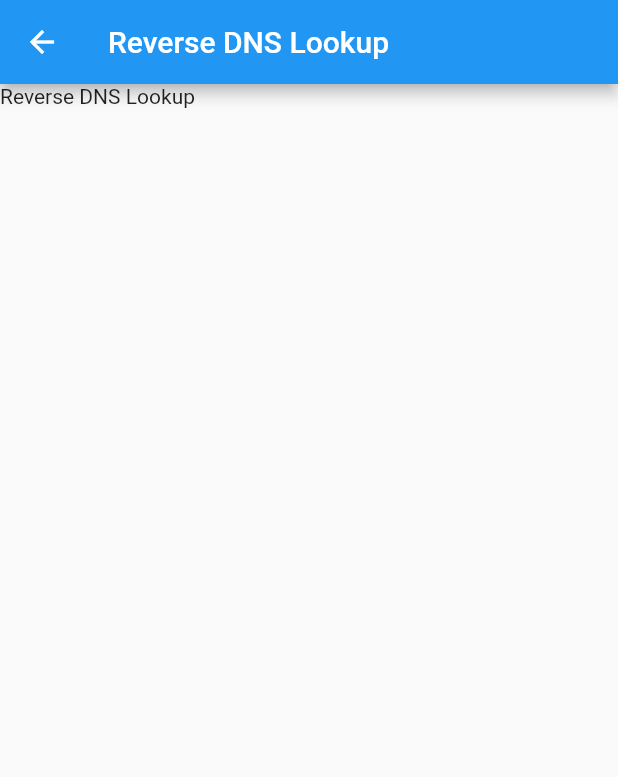
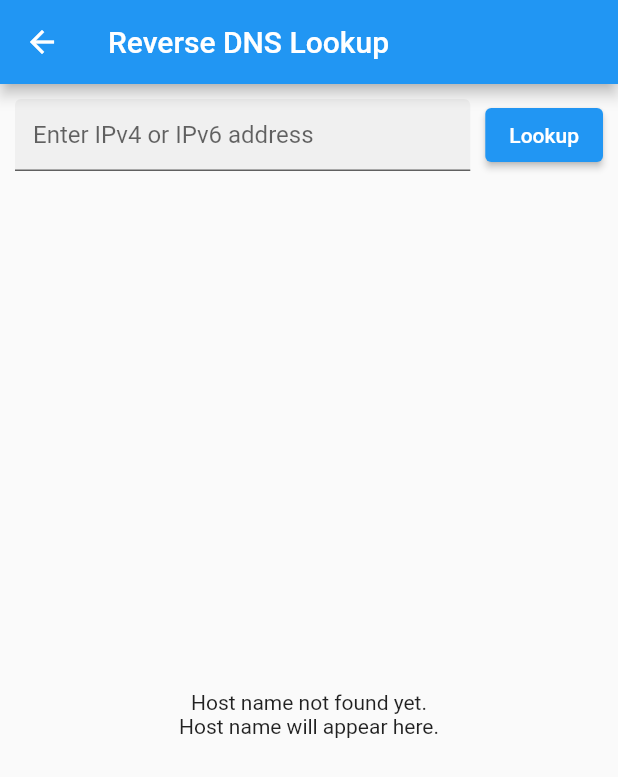
Before and after one commit to psheneetsa/netanalyzer, a Flutter app: the screen it shows after launch, after a tap on "Reverse Lookup", on a phone screen of 412 x 824 dp. Shown: the top 777 px of the screen. Run offline on Flutter 3.47's test engine with Material 2 defaults, Android fonts, the phone set to English and light mode, and no system bars; our stand-ins replace package_info_plus, permission_handler, shared_preferences; missing offline and left inert: network_info_plus.

Commit message:
Adding reverse dns page

```diff
--- a/lib/pages/dns/reverse_dns_page.dart
+++ b/lib/pages/dns/reverse_dns_page.dart
@@ -1,20 +1,96 @@
+import 'dart:io';
+
 import 'package:flutter/material.dart';
-
+import 'package:flutter/services.dart';
+import 'package:netanalyzer/pages/base_page.dart';
 
 class ReverseDNSPage extends StatefulWidget {
   const ReverseDNSPage({Key? key}) : super(key: key);
 
   @override
-  State<ReverseDNSPage> createState() => _ReverseDNSPageState();
+  _ReverseDNSPageState createState() => _ReverseDNSPageState();
 }
 
-class _ReverseDNSPageState extends State<ReverseDNSPage> {
-  Widget build(BuildContext context) {
-    return Scaffold(
-      appBar: AppBar(
-        title: Text("Reverse DNS Lookup"),
+class _ReverseDNSPageState extends BasePage<ReverseDNSPage> {
+  InternetAddress? _address;
+  @override
+  Widget buildPopularChips() {
+    return const SizedBox();
+  }
+
+  @override
+  Widget buildResults(BuildContext context) {
+    if (_address == null) {
+      return const Center(
+        child: Text(
+          'Host name not found yet.\nHost name will appear here.',
+          textAlign: TextAlign.center,
+        ),
+      );
+    }
+
+    return Center(
+      child: GestureDetector(
+        child: Text(
+          _address!.host,
+          style: Theme.of(context).textTheme.headline5,
+        ),
+        onTap: () {
+          Clipboard.setData(ClipboardData(text: _address!.host));
+          ScaffoldMessenger.of(context).showSnackBar(
+            const SnackBar(
+              content: Text('Name copied to clipboard'),
+            ),
+          );
+        },
       ),
-      body: Text("Reverse DNS Lookup"),
     );
   }
+
+  @override
+  String buttonLabel() {
+    return 'Lookup';
+  }
+
+  @override
+  String fieldLabel() {
+    return 'Enter IPv4 or IPv6 address';
+  }
+
+  void _showMessage(String message) {
+    ScaffoldMessenger.of(context).clearSnackBars();
+    ScaffoldMessenger.of(context)
+        .showSnackBar(SnackBar(content: Text(message)));
+  }
+
+  @override
+  Future<void> onPressed() async {
+    setState(() {
+      _address = null;
+    });
+    final String input = textEditingController.text;
+    final InternetAddress? lookupAddress = InternetAddress.tryParse(input);
+    if (lookupAddress != null) {
+      try {
+        final InternetAddress address = await lookupAddress.reverse();
+        setState(() {
+          _address = address;
+        });
+      } catch (e) {
+        if (e is SocketException) {
+          _showMessage(e.message);
+        } else {
+          _showMessage('Unable to lookup');
+        }
+      }
+    } else {
+      //Show snackbar with error
+      _showMessage('Address is not in valid IPv4 or IPv6 format');
+    }
+  }
+
+  @override
+  String title() {
+    return 'Reverse DNS Lookup';
+  }
 }
```
